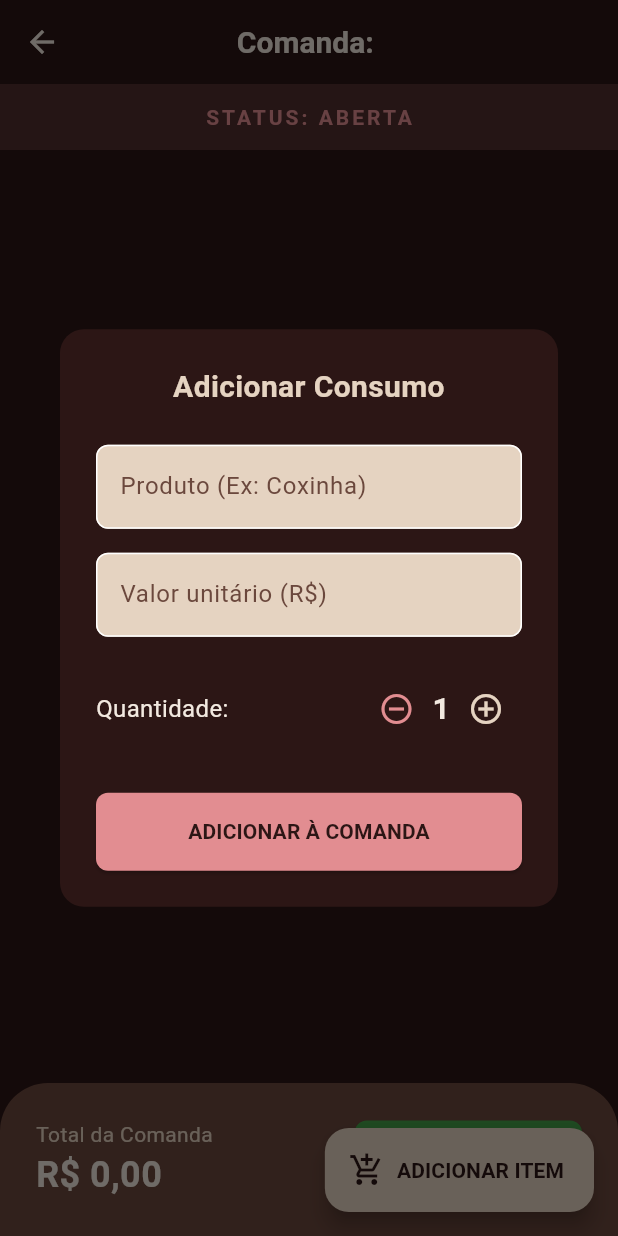
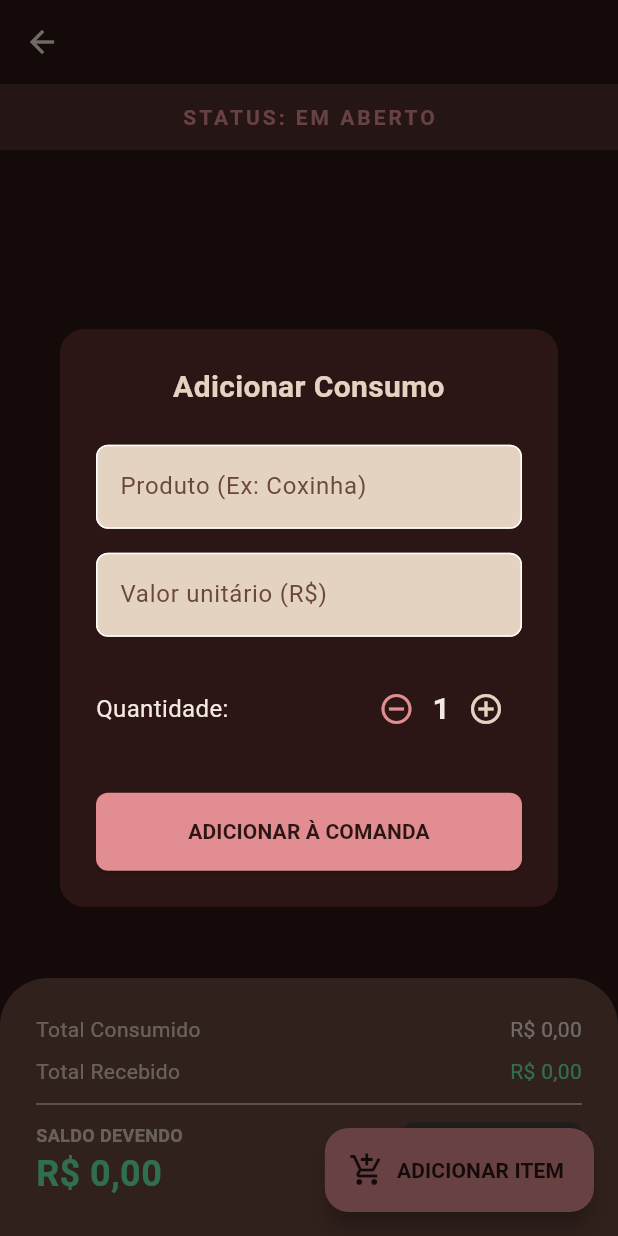
Before and after one commit to GiulianTF/Projeto_Bazar, a Flutter app: the ComandaDetailView screen opened directly with empty values, after a tap on "ADICIONAR ITEM", on a phone screen of 412 x 824 dp. Run offline on Flutter 3.47's test engine with Material 3 defaults, Android fonts, the phone set to English and light mode, and no system bars; our stand-ins replace sqflite, sqflite_common_ffi; missing offline and left inert: mobile_scanner; accounts and stored records are empty.

Commit message:
Sistema de comanda e de baixa de saldo

```diff
--- a/Projeto_Bazar/lib/core/services/database_service.dart
+++ b/Projeto_Bazar/lib/core/services/database_service.dart
@@ -9,7 +9,7 @@ class DatabaseService {
 
   Future<Database> get database async {
     if (_database != null) return _database!;
-    _database = await _initDB('comandas_bazar.db');
+    _database = await _initDB('comandas_bazar_v2.db');
     return _database!;
   }
 
@@ -57,6 +57,15 @@ CREATE TABLE itens (
   dataHora $textType
 )
 ''');
+
+    await db.execute('''
+CREATE TABLE pagamentos (
+  id $idType,
+  comandaId $textType,
+  valor $realType,
+  dataHora $textType
+)
+''');
   }
 
   Future close() async {
--- a/Projeto_Bazar/lib/features/comanda/data/repositories/comanda_repository.dart
+++ b/Projeto_Bazar/lib/features/comanda/data/repositories/comanda_repository.dart
@@ -1,6 +1,7 @@
 import 'package:uuid/uuid.dart';
 import '../../../../shared/models/comanda_model.dart';
 import '../../../../shared/models/item_model.dart';
+import '../../../../shared/models/pagamento_model.dart';
 import '../../../../shared/models/comanda_status.dart';
 import '../services/comanda_local_service.dart';
 
@@ -19,6 +20,7 @@ class ComandaRepository {
         total: 0.0,
         status: ComandaStatus.aberta,
         itens: [],
+        pagamentos: [],
       );
       await _localService.createComanda(comanda);
     }
@@ -27,7 +29,7 @@ class ComandaRepository {
 
   Future<ComandaModel> addItem(ComandaModel comanda, String descricao, double valor, int quantidade) async {
     if (comanda.status == ComandaStatus.paga) {
-      throw Exception('Não é possível adicionar itens em uma comanda paga.');
+      throw Exception('Não é possível adicionar itens em uma comanda encerrada.');
     }
 
     final item = ItemModel(
@@ -42,21 +44,38 @@ class ComandaRepository {
     await _localService.saveItem(item);
 
     final updatedItens = List<ItemModel>.from(comanda.itens)..insert(0, item);
-    final updatedTotal = comanda.total + (valor * quantidade);
-
-    final updatedComanda = comanda.copyWith(itens: updatedItens, total: updatedTotal);
+    final updatedComanda = comanda.copyWith(itens: updatedItens);
     await _localService.updateComanda(updatedComanda);
 
     return updatedComanda;
   }
 
-  Future<ComandaModel> fecharComanda(ComandaModel comanda) async {
-    final updatedComanda = comanda.copyWith(status: ComandaStatus.fechada);
+  Future<ComandaModel> addPagamento(ComandaModel comanda, double valor) async {
+    if (comanda.status == ComandaStatus.paga) {
+      throw Exception('Comanda já está encerrada.');
+    }
+
+    final pagamento = PagamentoModel(
+      id: _uuid.v4(),
+      comandaId: comanda.id,
+      valor: valor,
+      dataHora: DateTime.now(),
+    );
+
+    await _localService.savePagamento(pagamento);
+
+    final updatedPagamentos = List<PagamentoModel>.from(comanda.pagamentos)..insert(0, pagamento);
+    final updatedComanda = comanda.copyWith(pagamentos: updatedPagamentos);
     await _localService.updateComanda(updatedComanda);
+
     return updatedComanda;
   }
 
   Future<ComandaModel> pagarComanda(ComandaModel comanda) async {
+    if (comanda.saldoDevedor > 0) {
+      throw Exception('Não é possível encerrar uma comanda com saldo devedor.');
+    }
+
     final updatedComanda = comanda.copyWith(status: ComandaStatus.paga);
     await _localService.updateComanda(updatedComanda);
     return updatedComanda;
--- a/Projeto_Bazar/lib/features/comanda/data/services/comanda_local_service.dart
+++ b/Projeto_Bazar/lib/features/comanda/data/services/comanda_local_service.dart
@@ -3,13 +3,15 @@ import '../../../../core/services/database_service.dart';
 import '../../../../shared/models/comanda_model.dart';
 import '../../../../shared/models/comanda_status.dart';
 import '../../../../shared/models/item_model.dart';
+import '../../../../shared/models/pagamento_model.dart';
 
 class ComandaLocalService {
   final DatabaseService _dbService = DatabaseService.instance;
 
   Future<ComandaModel?> getComandaAtivaPorCasal(String coupleId) async {
     final db = await _dbService.database;
-    final List<Map<String, dynamic>> maps = await db.query(
+
+    final maps = await db.query(
       'comandas',
       where: 'coupleId = ? AND status != ?',
       whereArgs: [coupleId, ComandaStatus.paga.toMap()],
@@ -17,8 +19,11 @@ class ComandaLocalService {
 
     if (maps.isNotEmpty) {
       final comandaMap = maps.first;
-      final itens = await getItensPorComanda(comandaMap['id']);
-      return ComandaModel.fromMap(comandaMap, itens: itens);
+      final String id = comandaMap['id'] as String;
+      final itens = await getItensPorComanda(id);
+      final pagamentos = await getPagamentosPorComanda(id);
+
+      return ComandaModel.fromMap(comandaMap, itens: itens, pagamentos: pagamentos);
     }
     return null;
   }
@@ -32,6 +37,17 @@ class ComandaLocalService {
       orderBy: 'dataHora DESC',
     );
     return maps.map((e) => ItemModel.fromMap(e)).toList();
+  }
+
+  Future<List<PagamentoModel>> getPagamentosPorComanda(String comandaId) async {
+    final db = await _dbService.database;
+    final List<Map<String, dynamic>> maps = await db.query(
+      'pagamentos',
+      where: 'comandaId = ?',
+      whereArgs: [comandaId],
+      orderBy: 'dataHora DESC',
+    );
+    return maps.map((e) => PagamentoModel.fromMap(e)).toList();
   }
 
   Future<void> createComanda(ComandaModel comanda) async {
@@ -48,4 +64,9 @@ class ComandaLocalService {
     final db = await _dbService.database;
     await db.insert('itens', item.toMap(), conflictAlgorithm: ConflictAlgorithm.replace);
   }
+
+  Future<void> savePagamento(PagamentoModel pagamento) async {
+    final db = await _dbService.database;
+    await db.insert('pagamentos', pagamento.toMap(), conflictAlgorithm: ConflictAlgorithm.replace);
+  }
 }
--- a/Projeto_Bazar/lib/features/comanda/presentation/views/comanda_detail_view.dart
+++ b/Projeto_Bazar/lib/features/comanda/presentation/views/comanda_detail_view.dart
@@ -1,8 +1,11 @@
 import 'package:flutter/material.dart';
 import '../../../../core/constants/app_colors.dart';
 import '../../../../shared/models/comanda_status.dart';
+import '../../../../shared/models/item_model.dart';
+import '../../../../shared/models/pagamento_model.dart';
 import '../viewmodels/comanda_detail_viewmodel.dart';
 import '../widgets/add_item_dialog.dart';
+import '../widgets/add_pagamento_dialog.dart';
 import 'package:intl/intl.dart';
 
 class ComandaDetailView extends StatefulWidget {
@@ -44,13 +47,25 @@ class _ComandaDetailViewState extends State<ComandaDetailView> {
     );
   }
 
-  void _checkout() {
+  void _showAddPagamentoDialog(double saldo) {
+    showDialog(
+      context: context,
+      builder: (context) => AddPagamentoDialog(
+        saldoDevedor: saldo,
+        onAdd: (valor) {
+          widget.viewModel.addPagamento(valor);
+        },
+      ),
+    );
+  }
+
+  void _encerrar() {
     showDialog(
       context: context,
       builder: (context) => AlertDialog(
         backgroundColor: AppColors.backgroundDark,
-        title: const Text('Confirmar Pagamento', style: TextStyle(color: AppColors.textPrimaryLight)),
-        content: Text('Deseja finalizar o pagamento no valor de ${NumberFormat.currency(locale: 'pt_BR', symbol: 'R\$').format(widget.viewModel.comanda?.total ?? 0)}?', style: const TextStyle(color: AppColors.textPrimaryLight)),
+        title: const Text('Encerrar Comanda', style: TextStyle(color: AppColors.textPrimaryLight)),
+        content: const Text('O saldo está zerado. Deseja fechar definitivamente o ciclo dessa comanda?', style: TextStyle(color: AppColors.textPrimaryLight)),
         actions: [
           TextButton(
             onPressed: () => Navigator.pop(context),
@@ -60,9 +75,9 @@ class _ComandaDetailViewState extends State<ComandaDetailView> {
             style: ElevatedButton.styleFrom(backgroundColor: AppColors.cardBrown),
             onPressed: () {
               Navigator.pop(context);
-              widget.viewModel.pagarComanda();
+              widget.viewModel.encerrarComanda();
             },
-            child: const Text('Pagar', style: TextStyle(color: AppColors.textPrimaryLight)),
+            child: const Text('Encerrar', style: TextStyle(color: AppColors.textPrimaryLight)),
           )
         ],
       ),
@@ -73,9 +88,19 @@ class _ComandaDetailViewState extends State<ComandaDetailView> {
   Widget build(BuildContext context) {
     final comanda = widget.viewModel.comanda;
 
+    List<dynamic> linhaDoTempo = [];
+    if (comanda != null) {
+      linhaDoTempo = [...comanda.itens, ...comanda.pagamentos];
+      linhaDoTempo.sort((a, b) {
+        final dateA = (a as dynamic).dataHora as DateTime;
+        final dateB = (b as dynamic).dataHora as DateTime;
+        return dateB.compareTo(dateA); // Do mais recente para o mais antigo
+      });
+    }
+
     return Scaffold(
       appBar: AppBar(
-        title: Text('Comanda: ${widget.coupleId}'),
+        title: Text(widget.coupleId),
         centerTitle: true,
       ),
       body: widget.viewModel.isLoading && comanda == null
@@ -91,32 +116,77 @@ class _ComandaDetailViewState extends State<ComandaDetailView> {
                         Expanded(
                           child: ListView.builder(
                             padding: const EdgeInsets.all(16),
-                            itemCount: comanda.itens.length,
+                            itemCount: linhaDoTempo.length,
                             itemBuilder: (context, index) {
-                              final item = comanda.itens[index];
+                              final itemTimeline = linhaDoTempo[index];
+
+                              if (itemTimeline is ItemModel) {
+                                return _buildCardItem(itemTimeline);
+                              } else if (itemTimeline is PagamentoModel) {
+                                return _buildCardPagamento(itemTimeline);
+                              }
+                              return const SizedBox.shrink();
+                            },
+                          ),
+                        ),
+                        _buildFooter(comanda.totalConsumido, comanda.totalPago, comanda.saldoDevedor, comanda.status),
+                      ],
+                    ),
+      floatingActionButton: comanda != null && comanda.status != ComandaStatus.paga
+          ? Column(
+              mainAxisAlignment: MainAxisAlignment.end,
+              crossAxisAlignment: CrossAxisAlignment.end,
+              children: [
+                if (comanda.saldoDevedor > 0)
+                  FloatingActionButton.extended(
+                    heroTag: 'btn_pagar',
+                    backgroundColor: Colors.greenAccent.shade700,
+                    foregroundColor: AppColors.textPrimaryDark,
+                    onPressed: () => _showAddPagamentoDialog(comanda.saldoDevedor),
+                    icon: const Icon(Icons.attach_money),
+                    label: const Text('RECEBER', style: TextStyle(fontWeight: FontWeight.bold)),
+                  ),
+                const SizedBox(height: 16),
+                FloatingActionButton.extended(
+                  heroTag: 'btn_add',
+                  backgroundColor: AppColors.cardPink,
+                  foregroundColor: AppColors.textPrimaryDark,
+                  onPressed: _showAddItemDialog,
+                  icon: const Icon(Icons.add_shopping_cart),
+                  label: const Text('ADICIONAR ITEM', style: TextStyle(fontWeight: FontWeight.bold)),
+                ),
+              ],
+            )
+          : null,
+    );
+  }
+
+  Widget _buildCardItem(ItemModel item) {
     return Card(
       margin: const EdgeInsets.only(bottom: 12),
       child: ListTile(
+        leading: const CircleAvatar(backgroundColor: AppColors.cardPink, child: Icon(Icons.fastfood, color: Colors.white, size: 20)),
         title: Text(item.descricao, style: const TextStyle(color: AppColors.textPrimaryLight, fontWeight: FontWeight.bold)),
         subtitle: Text('${item.quantidade}x ${NumberFormat.currency(locale: 'pt_BR', symbol: 'R\$').format(item.valor)}', style: const TextStyle(color: AppColors.backgroundLight)),
-                                  trailing: Text(NumberFormat.currency(locale: 'pt_BR', symbol: 'R\$').format(item.quantidade * item.valor), style: const TextStyle(color: AppColors.accentCream, fontSize: 16)),
+        trailing: Text('- ${NumberFormat.currency(locale: 'pt_BR', symbol: 'R\$').format(item.quantidade * item.valor)}', style: const TextStyle(color: AppColors.cardPink, fontSize: 16, fontWeight: FontWeight.bold)),
       ),
     );
-                            },
+  }
+
+  Widget _buildCardPagamento(PagamentoModel pgm) {
+    return Card(
+      margin: const EdgeInsets.only(bottom: 12),
+      color: Colors.green.shade900.withAlpha(50),
+      shape: RoundedRectangleBorder(
+        side: BorderSide(color: Colors.green.shade700, width: 1),
+        borderRadius: BorderRadius.circular(16)
       ),
+      child: ListTile(
+        leading: CircleAvatar(backgroundColor: Colors.green.shade700, child: const Icon(Icons.payment, color: Colors.white, size: 20)),
+        title: const Text('Abatimento', style: TextStyle(color: Colors.greenAccent, fontWeight: FontWeight.bold)),
+        subtitle: Text('Pago as ${DateFormat('HH:mm').format(pgm.dataHora)}', style: const TextStyle(color: AppColors.backgroundLight)),
+        trailing: Text('+ ${NumberFormat.currency(locale: 'pt_BR', symbol: 'R\$').format(pgm.valor)}', style: const TextStyle(color: Colors.greenAccent, fontSize: 16, fontWeight: FontWeight.bold)),
       ),
-                        _buildFooter(comanda.total, comanda.status),
-                      ],
-                    ),
-      floatingActionButton: comanda != null && comanda.status != ComandaStatus.paga
-          ? FloatingActionButton.extended(
-              backgroundColor: AppColors.accentCream,
-              foregroundColor: AppColors.textPrimaryDark,
-              onPressed: _showAddItemDialog,
-              icon: const Icon(Icons.add_shopping_cart, color: AppColors.textPrimaryDark),
-              label: const Text('ADICIONAR ITEM', style: TextStyle(fontWeight: FontWeight.bold)),
-            )
-          : null,
     );
   }
 
@@ -125,11 +195,11 @@ class _ComandaDetailViewState extends State<ComandaDetailView> {
     String statusText;
 
     if (status == ComandaStatus.paga) {
-      statusColor = Colors.green;
-      statusText = 'PAGA';
+      statusColor = Colors.greenAccent;
+      statusText = 'ENCERRADA';
     } else {
       statusColor = AppColors.cardPink;
-      statusText = 'ABERTA';
+      statusText = 'EM ABERTO';
     }
 
     return Container(
@@ -145,7 +215,7 @@ class _ComandaDetailViewState extends State<ComandaDetailView> {
     );
   }
 
-  Widget _buildFooter(double total, ComandaStatus status) {
+  Widget _buildFooter(double consumido, double pago, double saldo, ComandaStatus status) {
     return Container(
       padding: const EdgeInsets.all(24),
       decoration: const BoxDecoration(
@@ -153,32 +223,53 @@ class _ComandaDetailViewState extends State<ComandaDetailView> {
         borderRadius: BorderRadius.vertical(top: Radius.circular(32)),
       ),
       child: SafeArea(
-        child: Row(
+        child: Column(
+          children: [
+            Row(
+              mainAxisAlignment: MainAxisAlignment.spaceBetween,
+              children: [
+                const Text('Total Consumido', style: TextStyle(color: AppColors.backgroundLight)),
+                Text(NumberFormat.currency(locale: 'pt_BR', symbol: 'R\$').format(consumido), style: const TextStyle(color: AppColors.textPrimaryLight)),
+              ],
+            ),
+            const SizedBox(height: 8),
+            Row(
+              mainAxisAlignment: MainAxisAlignment.spaceBetween,
+              children: [
+                const Text('Total Recebido', style: TextStyle(color: AppColors.backgroundLight)),
+                Text(NumberFormat.currency(locale: 'pt_BR', symbol: 'R\$').format(pago), style: const TextStyle(color: Colors.greenAccent)),
+              ],
+            ),
+            const Divider(color: AppColors.backgroundLight, height: 24),
+            Row(
               mainAxisAlignment: MainAxisAlignment.spaceBetween,
               children: [
                 Column(
                   crossAxisAlignment: CrossAxisAlignment.start,
-              mainAxisSize: MainAxisSize.min,
                   children: [
-                const Text('Total da Comanda', style: TextStyle(color: AppColors.backgroundLight, fontSize: 14)),
+                    const Text('SALDO DEVENDO', style: TextStyle(color: AppColors.backgroundLight, fontSize: 12, fontWeight: FontWeight.bold)),
                     Text(
-                  NumberFormat.currency(locale: 'pt_BR', symbol: 'R\$').format(total),
-                  style: const TextStyle(color: AppColors.textPrimaryLight, fontSize: 24, fontWeight: FontWeight.bold),
+                      NumberFormat.currency(locale: 'pt_BR', symbol: 'R\$').format(saldo),
+                      style: TextStyle(color: saldo == 0 ? Colors.greenAccent : AppColors.cardPink, fontSize: 24, fontWeight: FontWeight.bold),
                     ),
                   ],
                 ),
                 if (status != ComandaStatus.paga)
                   ElevatedButton(
-                onPressed: _checkout,
+                    onPressed: saldo == 0 && consumido > 0 ? _encerrar : null,
                     style: ElevatedButton.styleFrom(
                       backgroundColor: Colors.green.shade600,
                       foregroundColor: Colors.white,
+                      disabledBackgroundColor: Colors.grey.shade800,
+                      disabledForegroundColor: Colors.grey.shade400,
                       padding: const EdgeInsets.symmetric(horizontal: 24, vertical: 16),
                     ),
-                child: const Text('FECHAR CONTA', style: TextStyle(fontWeight: FontWeight.bold)),
+                    child: const Text('ENCERRAR', style: TextStyle(fontWeight: FontWeight.bold)),
                   )
                 else
-              const Icon(Icons.check_circle, color: Colors.green, size: 48),
+                  const Icon(Icons.check_circle, color: Colors.greenAccent, size: 48),
+              ],
+            ),
           ],
         ),
       ),
--- a/Projeto_Bazar/lib/shared/models/comanda_model.dart
+++ b/Projeto_Bazar/lib/shared/models/comanda_model.dart
@@ -1,5 +1,6 @@
 import 'comanda_status.dart';
 import 'item_model.dart';
+import 'pagamento_model.dart';
 
 class ComandaModel {
   final String id;
@@ -7,6 +8,7 @@ class ComandaModel {
   final double total;
   final ComandaStatus status;
   final List<ItemModel> itens;
+  final List<PagamentoModel> pagamentos;
 
   ComandaModel({
     required this.id,
@@ -14,24 +16,38 @@ class ComandaModel {
     this.total = 0.0,
     this.status = ComandaStatus.aberta,
     this.itens = const [],
+    this.pagamentos = const [],
   });
+
+  double get totalConsumido {
+    return itens.fold(0.0, (sum, item) => sum + (item.valor * item.quantidade));
+  }
+
+  double get totalPago {
+    return pagamentos.fold(0.0, (sum, p) => sum + p.valor);
+  }
+
+  double get saldoDevedor {
+    return totalConsumido - totalPago;
+  }
 
   Map<String, dynamic> toMap() {
     return {
       'id': id,
       'coupleId': coupleId,
-      'total': total,
+      'total': totalConsumido,
       'status': status.toMap(),
     };
   }
 
-  factory ComandaModel.fromMap(Map<String, dynamic> map, {List<ItemModel> itens = const []}) {
+  factory ComandaModel.fromMap(Map<String, dynamic> map, {List<ItemModel> itens = const [], List<PagamentoModel> pagamentos = const []}) {
     return ComandaModel(
       id: map['id'],
       coupleId: map['coupleId'],
       total: map['total'],
       status: ComandaStatus.fromMap(map['status']),
       itens: itens,
+      pagamentos: pagamentos,
     );
   }
 
@@ -41,6 +57,7 @@ class ComandaModel {
     double? total,
     ComandaStatus? status,
     List<ItemModel>? itens,
+    List<PagamentoModel>? pagamentos,
   }) {
     return ComandaModel(
       id: id ?? this.id,
@@ -48,6 +65,7 @@ class ComandaModel {
       total: total ?? this.total,
       status: status ?? this.status,
       itens: itens ?? this.itens,
+      pagamentos: pagamentos ?? this.pagamentos,
     );
   }
 }
--- /dev/null
+++ b/Projeto_Bazar/lib/shared/models/pagamento_model.dart
@@ -0,0 +1,31 @@
+class PagamentoModel {
+  final String id;
+  final String comandaId;
+  final double valor;
+  final DateTime dataHora;
+
+  PagamentoModel({
+    required this.id,
+    required this.comandaId,
+    required this.valor,
+    required this.dataHora,
+  });
+
+  Map<String, dynamic> toMap() {
+    return {
+      'id': id,
+      'comandaId': comandaId,
+      'valor': valor,
+      'dataHora': dataHora.toIso8601String(),
+    };
+  }
+
+  factory PagamentoModel.fromMap(Map<String, dynamic> map) {
+    return PagamentoModel(
+      id: map['id'],
+      comandaId: map['comandaId'],
+      valor: map['valor'],
+      dataHora: DateTime.parse(map['dataHora']),
+    );
+  }
+}
```
Also changed, not shown: Projeto_Bazar/lib/features/comanda/presentation/viewmodels/comanda_detail_viewmodel.dart (+17 -1 lines), Projeto_Bazar/lib/features/comanda/presentation/widgets/add_pagamento_dialog.dart (added, +78 -0 lines). Lines whose indentation alone changed are shown as unchanged.
